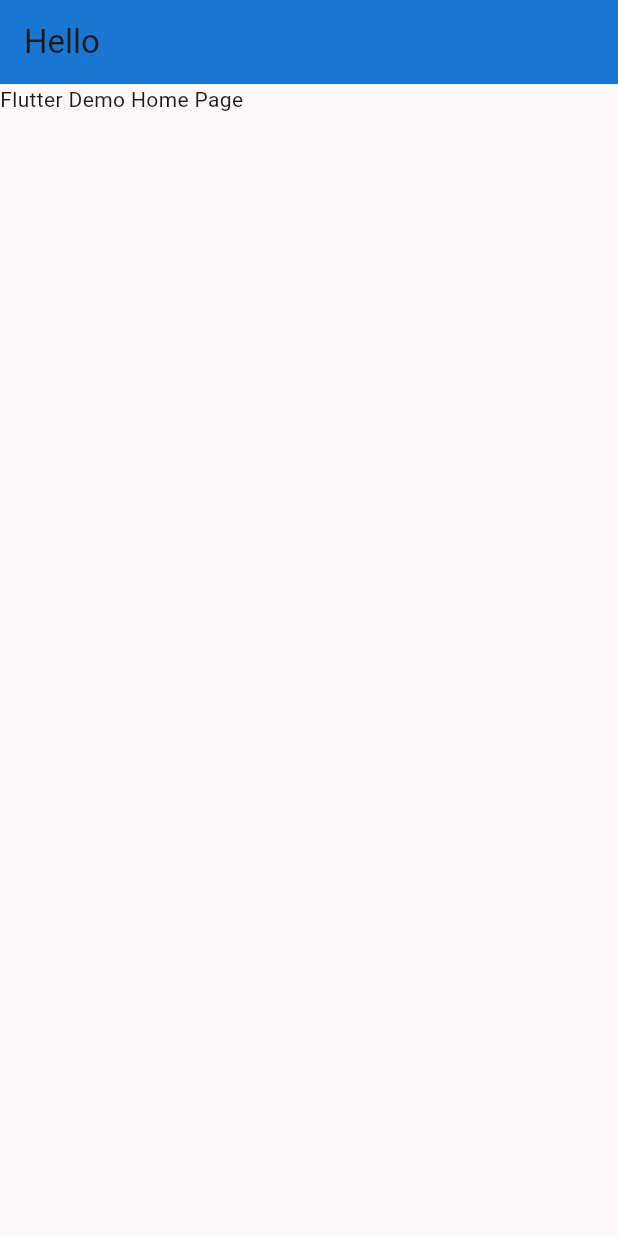
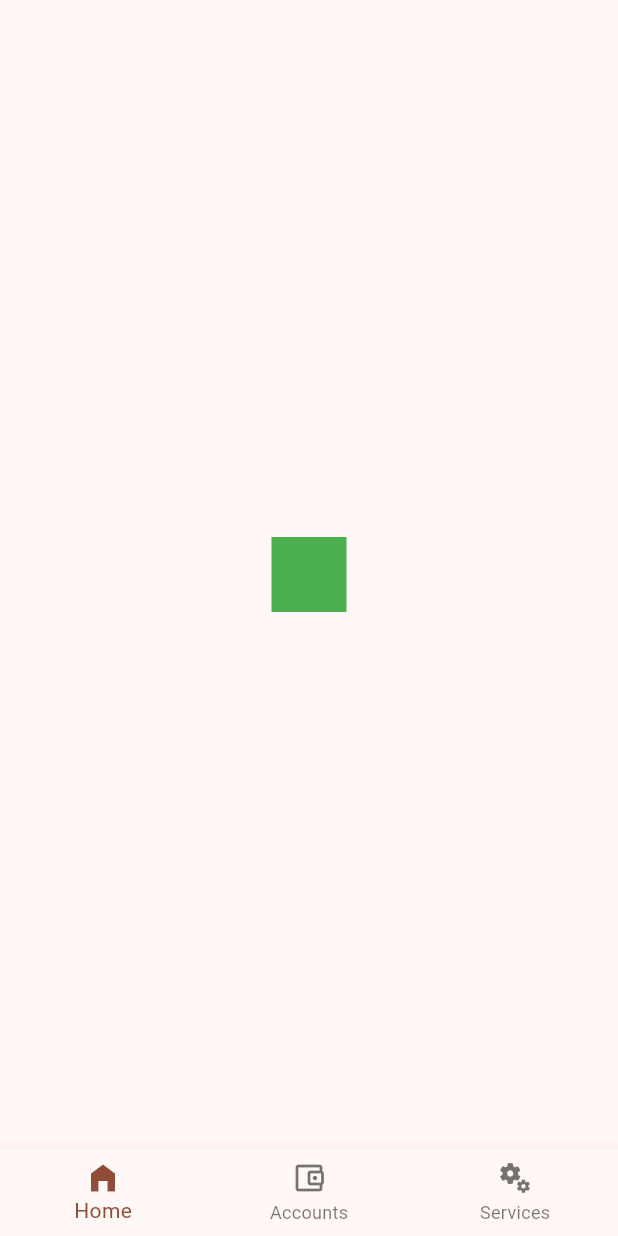
Before and after one commit to chaitanya-penjri/flutter_trexis_banking_app, a Flutter app: the screen it shows after launch, on a phone screen of 412 x 824 dp. Run offline on Flutter 3.47's test engine with Material 3 defaults, Android fonts, the phone set to English and light mode, and no system bars; our stand-ins replace go_router, graphql_flutter.

Commit message:
# adding bottom navigation bar with routes and graphql configurations

```diff
--- /dev/null
+++ b/lib/graphql/graphql_configuration.dart
@@ -0,0 +1,9 @@
+
+import 'package:graphql_flutter/graphql_flutter.dart';
+
+const String url = "http://10.0.2.2:4000/";
+
+final GraphQLClient client = GraphQLClient(
+    link: HttpLink(url),
+    cache: GraphQLCache(store: InMemoryStore()),
+);
--- a/lib/main.dart
+++ b/lib/main.dart
@@ -1,4 +1,5 @@
 import 'package:flutter/material.dart';
+import 'package:flutter_trexis_banking_app/router/router.dart';
 
 void main() {
   WidgetsFlutterBinding.ensureInitialized();
@@ -12,16 +13,13 @@ class TrexisBankingApp extends StatelessWidget {
   // This widget is the root of your application.
   @override
   Widget build(BuildContext context) {
-    return MaterialApp(
-      title: 'Flutter Demo',
+    return MaterialApp.router(
       theme: ThemeData(
         colorScheme: ColorScheme.fromSeed(seedColor: Colors.deepOrange),
         useMaterial3: true,
       ),
       debugShowCheckedModeBanner: false,
-      home: Scaffold(
-          appBar: AppBar(title: const Text("Hello"),backgroundColor: Theme.of(context).primaryColorDark),
-          body: const Text('Flutter Demo Home Page')),
+      routerConfig: router,
     );
   }
 }
--- /dev/null
+++ b/lib/router/router.dart
@@ -0,0 +1,59 @@
+import 'package:flutter/foundation.dart';
+import 'package:flutter/material.dart';
+import 'package:go_router/go_router.dart';
+
+import '../screens/main_screen.dart';
+
+final GoRouter router = GoRouter(
+  debugLogDiagnostics: kDebugMode,
+  redirect: (context, state) => null,
+  initialLocation: '/home',
+  routes: [
+    GoRoute(
+        name: 'login',
+        path: '/login',
+        builder: (context, state) {
+          return Container();
+        }),
+    StatefulShellRoute.indexedStack(
+      builder: (context, state, navigationShell) {
+        return MainScreen(navigationShell: navigationShell);
+      },
+      branches: [
+        StatefulShellBranch(
+          routes: [
+            GoRoute(
+              name: 'home',
+              path: '/home',
+              builder: (context, state) {
+                return Center(child: Container(width: 50, height: 50, color: Colors.green));
+              },
+            ),
+          ],
+        ),
+        StatefulShellBranch(
+          routes: [
+            GoRoute(
+              name: 'accounts',
+              path: '/accounts',
+              builder: (context, state) {
+                return Center(child: Container(width: 50, height: 50, color: Colors.orange));
+              },
+            ),
+          ],
+        ),
+        StatefulShellBranch(
+          routes: [
+            GoRoute(
+              name: 'services',
+              path: '/services',
+              builder: (context, state) {
+                return Center(child: Container(width: 50, height: 50, color: Colors.purpleAccent));
+              },
+            ),
+          ],
+        ),
+      ],
+    ),
+  ],
+);
--- /dev/null
+++ b/lib/screens/main_screen.dart
@@ -0,0 +1,38 @@
+import 'package:flutter/material.dart';
+import 'package:go_router/go_router.dart';
+
+class MainScreen extends StatelessWidget {
+  final StatefulNavigationShell navigationShell;
+
+  const MainScreen({super.key, required this.navigationShell});
+
+  @override
+  Widget build(BuildContext context) {
+    return Scaffold(
+      body: navigationShell,
+      bottomNavigationBar: BottomNavigationBar(
+        onTap: (index) {
+          navigationShell.goBranch(index, initialLocation: index == navigationShell.currentIndex);
+        },
+        currentIndex: navigationShell.currentIndex,
+        items: const [
+          BottomNavigationBarItem(
+            icon: Icon(Icons.home_outlined),
+            activeIcon: Icon(Icons.home_filled),
+            label: 'Home',
+          ),
+          BottomNavigationBarItem(
+            icon: Icon(Icons.account_balance_wallet_outlined),
+            activeIcon: Icon(Icons.account_balance_wallet_sharp),
+            label: 'Accounts',
+          ),
+          BottomNavigationBarItem(
+            icon: Icon(Icons.miscellaneous_services_outlined),
+            activeIcon: Icon(Icons.miscellaneous_services_rounded),
+            label: 'Services',
+          ),
+        ],
+      ),
+    );
+  }
+}
```
